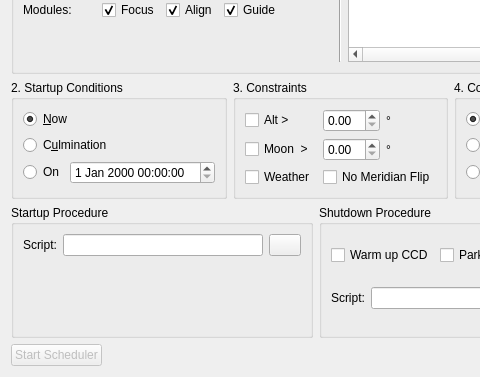
Qt form kstars/ekos/scheduler.ui (KDE/kstars) before a commit; both pictures show x 0 to 480 and y 208 to 585 of the 681 by 585 pixel window.
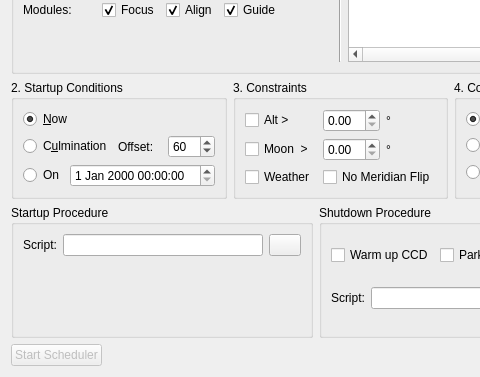
The same form after that commit. Custom widgets are drawn as their Qt base class.

Patch:
```diff
--- a/kstars/ekos/scheduler.ui
+++ b/kstars/ekos/scheduler.ui
@@ -406,6 +406,32 @@
             </property>
            </widget>
           </item>
+          <item>
+           <widget class="QLabel" name="label_9">
+            <property name="text">
+             <string>Offset:</string>
+            </property>
+           </widget>
+          </item>
+          <item>
+           <widget class="QSpinBox" name="culminationOffset">
+            <property name="toolTip">
+             <string>Offset in minutes to start imaging before culmination time.</string>
+            </property>
+            <property name="minimum">
+             <number>0</number>
+            </property>
+            <property name="maximum">
+             <number>240</number>
+            </property>
+            <property name="singleStep">
+             <number>10</number>
+            </property>
+            <property name="value">
+             <number>60</number>
+            </property>
+           </widget>
+          </item>
          </layout>
         </item>
         <item>
```
